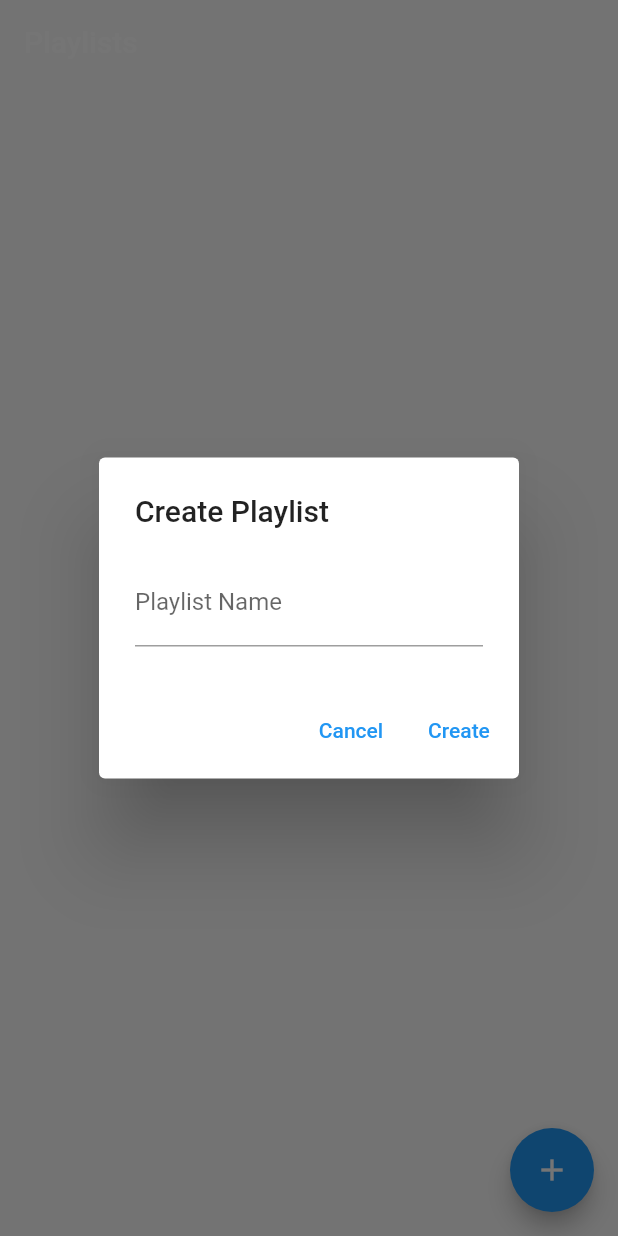
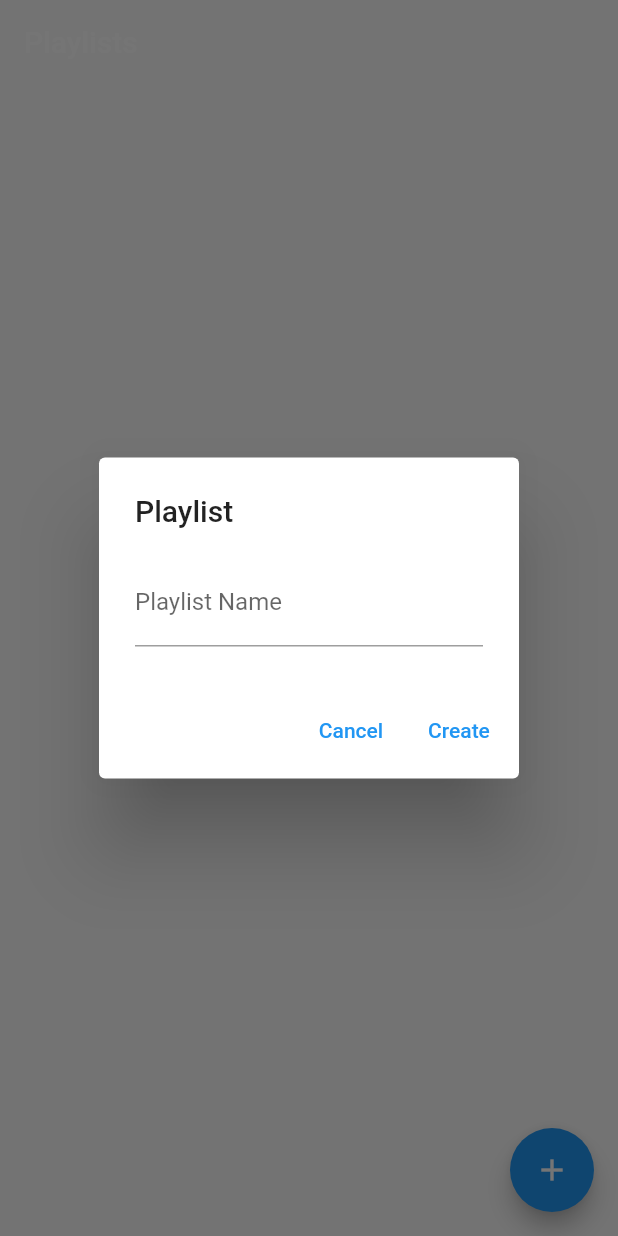
Before and after one commit to upeksha434/Audio_player-with-RapidAPI, a Flutter app: the PlaylistScreen screen opened directly, after a tap on the "add" icon, on a phone screen of 412 x 824 dp. Run offline on Flutter 3.47's test engine with Material 2 defaults, Android fonts, the phone set to English and light mode, and no system bars; our stand-ins replace audio_service, get, just_audio, just_audio_background, on_audio_query, permission_handler and 2 more; accounts and stored records are empty; Roboto replaces fonts that are missing (zen koku gothic antique).

Commit message:
Update playlist.dart

```diff
--- a/lib/views/playlist.dart
+++ b/lib/views/playlist.dart
@@ -55,7 +55,7 @@ class _PlaylistScreenState extends State<PlaylistScreen> {
       context: context,
       builder: (BuildContext context) {
         return AlertDialog(
-          title: Text('Create Playlist'),
+          title: Text('Playlist'),
           content: TextFormField(
             decoration: InputDecoration(labelText: 'Playlist Name'),
             onChanged: (value) {
```
